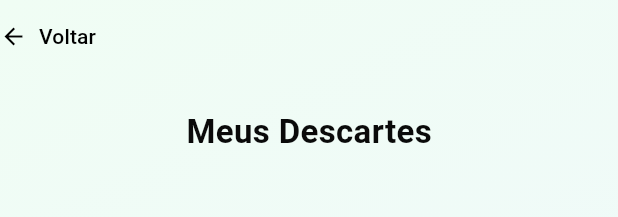
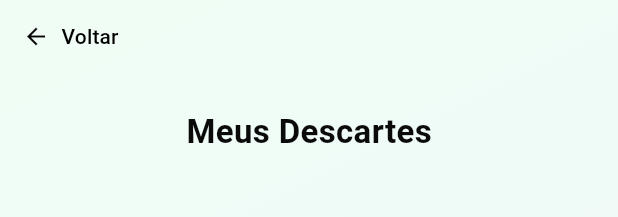
Before and after one commit to FabioMiguelNascimento/echoTrack, a Flutter app: the HistoryPage widget shown alone on an empty page, opened directly, on a phone screen of 412 x 824 dp. Shown: the top 217 px of the screen. Run offline on Flutter 3.47's test engine with Material 3 defaults, Android fonts, the phone set to English and light mode, and no system bars; our stand-ins replace cloud_firestore, firebase_auth, firebase_core, google_maps_flutter, qr_flutter, shared_preferences; missing offline and left inert: floating_navbar; accounts and stored records are empty; generated files the repository leaves out were written again.

Commit message:
style: Ajuste no layout na tela de histórico

```diff
--- a/lib/src/views/user/history_page.dart
+++ b/lib/src/views/user/history_page.dart
@@ -129,7 +129,7 @@ class _HistoryPageState extends State<HistoryPage> {
             child: Column(
               children: [
                 // Cabeçalho
-                Row(children: [CustomVoltarTextButtom()]),
+                Row(children: [SizedBox(width: 15), CustomVoltarTextButtom()]),
                 const SizedBox(height: 24),
                 const Text(
                   'Meus Descartes',
```
